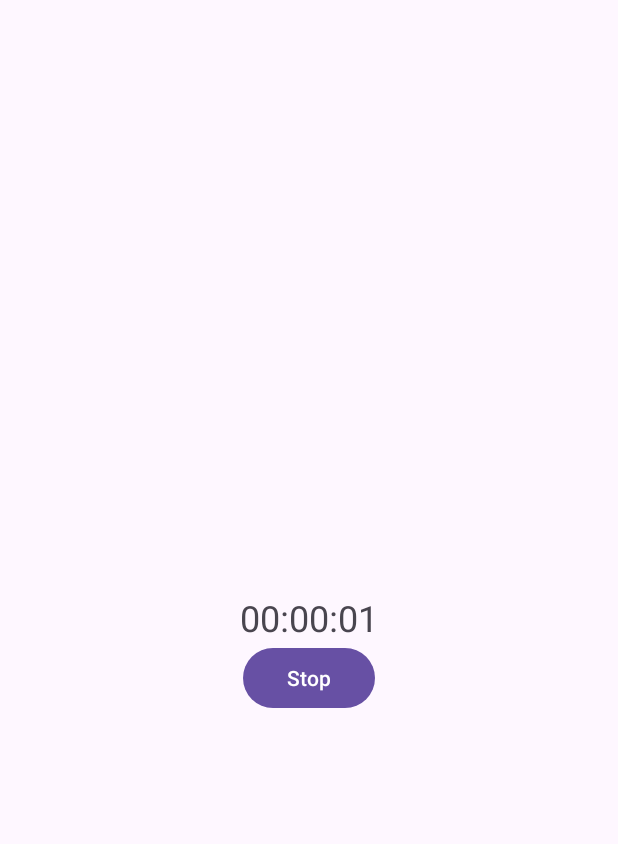
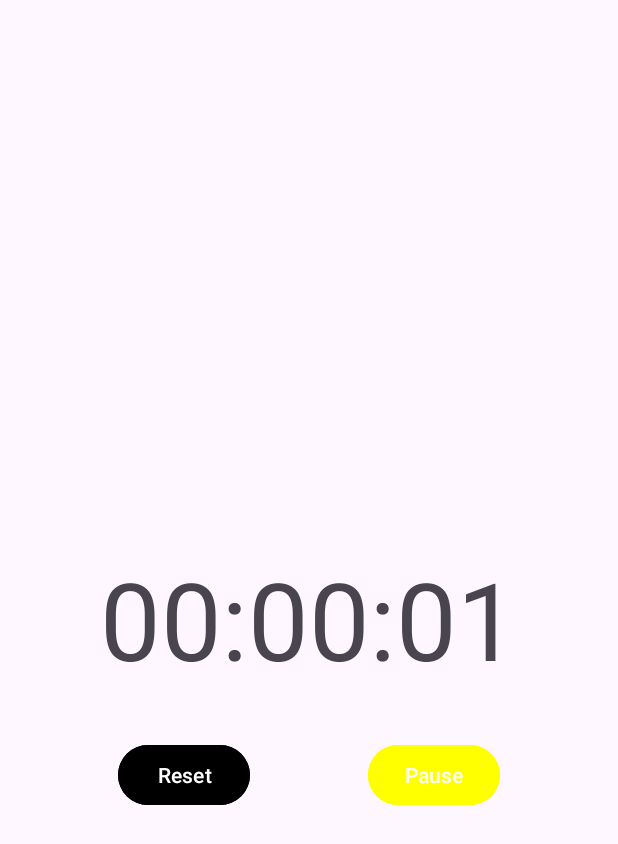
Before and after one commit to DanEnergetics/SimpleStopWatch, an Android app: the screen it shows after launch (MainActivity), after a tap on "Start", on a phone screen of 412 x 824 dp. Shown: the top 844 px of the screen. Run offline under Robolectric (Android 15) with nearby library versions, the phone set to English and light mode, and no system bars.

Commit message:
Changes in UI: * add start/pause button states (color and text changes) * introduced ConstraintLayout
Changes in Backend:
* working Stopwatch state model
* make Stopwatch.state into LiveData object
* refactoring

```diff
--- a/app/build.gradle.kts
+++ b/app/build.gradle.kts
@@ -32,6 +32,7 @@ dependencies {
 
     implementation("androidx.appcompat:appcompat:1.6.1")
     implementation("com.google.android.material:material:1.8.0")
+    implementation("androidx.lifecycle:lifecycle-extensions:2.0.0")
     implementation("androidx.constraintlayout:constraintlayout:2.1.4")
     testImplementation("junit:junit:4.13.2")
     androidTestImplementation("androidx.test.ext:junit:1.1.5")
--- a/app/src/main/java/com/example/simplestopwatch/MainActivity.java
+++ b/app/src/main/java/com/example/simplestopwatch/MainActivity.java
@@ -3,16 +3,19 @@ package com.example.simplestopwatch;
 import android.content.Intent;
 import android.os.Bundle;
 import android.os.Handler;
+import android.util.Log;
 import android.view.View;
 import android.widget.Button;
 import android.widget.TextView;
 
 import androidx.appcompat.app.AppCompatActivity;
+import androidx.lifecycle.Observer;
 
 public class MainActivity extends AppCompatActivity implements View.OnClickListener {
 
     private TextView stopwatchDisplay;
     private Button startStopButton;
+    private Button resetButton;
 
     private boolean isRunning;
     private long startTime = 0;
@@ -24,24 +27,57 @@ public class MainActivity extends AppCompatActivity implements View.OnClickListe
         setContentView(R.layout.activity_main);
 
         stopwatchDisplay = findViewById(R.id.stopwatchDisplay);
-        startStopButton = findViewById(R.id.startStopButton);
-        startStopButton.setOnClickListener(this);
+        startStopButton = findViewById(R.id.startPauseButton);
+
+        resetButton = findViewById(R.id.resetButton);
+
+        // connect button background to stopwatch running state
+        Stopwatch.getInstance().getState().observe(this, state -> {
+            switch (state) {
+                case RUNNING:
+                    Log.i("MainActivity", "Button set selected");
+                    startStopButton.setSelected(true);
+                    startStopButton.setText(R.string.pause);
+                    break;
+                case PAUSED:
+                case ZERO:
+                    Log.i("MainActivity", "Button not selected");
+                    startStopButton.setSelected(false);
+                    startStopButton.setText(R.string.start);
+                    break;
+                default:
+                    break;
+            }
+        });
+
+        // connect time display to stopwatch time
+        Stopwatch.getInstance().getFormattedTime().observe(this, time -> {
+            stopwatchDisplay.setText(time);
+        });
+
+
+        // startStopButton.setOnClickListener(this);
+        startStopButton.setOnClickListener(view -> {
+            Stopwatch.getInstance().startOrPause();
+        });
+
+        resetButton.setOnClickListener(view -> {
+            Stopwatch.getInstance().reset();
+        });
     }
 
     @Override
     public void onClick(View v) {
-        if (v.getId() == R.id.startStopButton) {
+        if (v.getId() == R.id.startPauseButton) {
             if (isRunning) {
                 // Stop the stopwatch
                 isRunning = false;
-                handler.removeCallbacks(updateTimer);
                 startStopButton.setText("Start");
                 stopStopwatchService();
             } else {
                 // Start the stopwatch
                 isRunning = true;
                 startTime = System.currentTimeMillis();
-                handler.post(updateTimer);
                 startStopButton.setText("Stop");
                 startStopwatchService();
             }
@@ -55,28 +91,9 @@ public class MainActivity extends AppCompatActivity implements View.OnClickListe
     }
 
     private void stopStopwatchService() {
+        Log.i("MainActivity", "stopStopwatchService");
         Intent intent = new Intent(this, StopwatchService.class);
         intent.setAction("STOP_STOPWATCH");
         stopService(intent);
     }
-
-    private Runnable updateTimer = new Runnable() {
-        @Override
-        public void run() {
-            long currentTime = System.currentTimeMillis();
-            long elapsedTime = currentTime - startTime;
-            int seconds = (int) (elapsedTime / 1000);
-            int minutes = seconds / 60;
-            int hours = minutes / 60;
-            seconds %= 60;
-            minutes %= 60;
-
-            String time = String.format("%02d:%02d:%02d", hours, minutes, seconds);
-            stopwatchDisplay.setText(time);
-
-            if (isRunning) {
-                handler.postDelayed(this, 1000);
-            }
-        }
-    };
 }
--- /dev/null
+++ b/app/src/main/java/com/example/simplestopwatch/Stopwatch.java
@@ -0,0 +1,108 @@
+package com.example.simplestopwatch;
+
+import androidx.lifecycle.MutableLiveData;
+
+import android.os.Handler;
+
+public final class Stopwatch {
+
+    public interface OnStateChangedListener {
+        void onChanged(State newState);
+    }
+
+    public enum State {
+        ZERO,
+        RUNNING,
+        PAUSED,
+    }
+
+    private static Stopwatch INSTANCE;
+
+    // private State state = State.ZERO;
+    private MutableLiveData<State> state = new MutableLiveData<>(State.ZERO);
+
+    private long startTime = 0;
+    private long savedTime = 0;
+
+    private MutableLiveData<String> formattedTime = new MutableLiveData<>();
+
+    private Stopwatch() {
+        savedTime = 0;
+    }
+
+    public static Stopwatch getInstance() {
+        if (INSTANCE == null) {
+            INSTANCE = new Stopwatch();
+        }
+
+        return INSTANCE;
+    }
+
+    public void start() {
+        state.postValue(State.RUNNING);
+        startTime = System.currentTimeMillis();
+        handler.post(updateNotificationTimer);
+    }
+
+    public void pause() {
+        state.postValue(State.PAUSED);
+        savedTime += System.currentTimeMillis() - startTime;
+        handler.removeCallbacks(updateNotificationTimer);
+    }
+
+    public void startOrPause() {
+        switch (state.getValue()) {
+            case RUNNING:
+                pause();
+                break;
+            case PAUSED:
+            case ZERO:
+                start();
+                break;
+            default:
+                assert false;
+        }
+    }
+
+    public void reset() {
+        state.postValue(State.ZERO);
+        formattedTime.postValue(formatTime(0));
+        savedTime = 0;
+        startTime = 0;
+        handler.removeCallbacks(updateNotificationTimer);
+    }
+
+    private Handler handler = new Handler();
+
+    private Runnable updateNotificationTimer = new Runnable() {
+        @Override
+        public void run() {
+            formattedTime.postValue(getElapsedFormattedTime());
+            handler.postDelayed(this, 1000);
+        }
+    };
+
+    private String getElapsedFormattedTime() {
+        long currentTime = System.currentTimeMillis();
+        long elapsedTime = currentTime - startTime + savedTime;
+        return formatTime(elapsedTime);
+    }
+
+    private String formatTime(long time) {
+        int seconds = (int) (time / 1000);
+        int minutes = seconds / 60;
+        int hours = minutes / 60;
+        seconds %= 60;
+        minutes %= 60;
+        return String.format("%02d:%02d:%02d", hours, minutes, seconds);
+    }
+
+    public MutableLiveData<String> getFormattedTime() {
+        return formattedTime;
+    }
+
+    public MutableLiveData<State> getState() {
+        return state;
+    }
+
+}
--- a/app/src/main/java/com/example/simplestopwatch/StopwatchService.java
+++ b/app/src/main/java/com/example/simplestopwatch/StopwatchService.java
@@ -8,13 +8,18 @@ import android.graphics.PixelFormat;
 import android.os.Build;
 import android.os.Handler;
 import android.os.IBinder;
+import android.util.Log;
 import android.view.Gravity;
 import android.view.View;
 import android.view.WindowManager;
 import android.widget.TextView;
 import android.widget.Toast;
 
-public class StopwatchService extends Service {
+import androidx.lifecycle.LifecycleOwner;
+import androidx.lifecycle.LifecycleService;
+import androidx.lifecycle.Observer;
+
+public class StopwatchService extends LifecycleService implements View.OnClickListener, View.OnLongClickListener {
 
     private Handler handler = new Handler();
     private boolean isRunning;
@@ -26,12 +31,14 @@ public class StopwatchService extends Service {
 
     @Override
     public int onStartCommand(Intent intent, int flags, int startId) {
+        Log.i("StopwatchService", "onStartCommand");
         if (intent != null && intent.getAction() != null) {
             if (intent.getAction().equals("START_STOPWATCH")) {
-                isRunning = true;
-                startTime = System.currentTimeMillis();
-                handler.post(updateNotificationTimer);
+                // isRunning = true;
+                // startTime = System.currentTimeMillis();
+                Stopwatch.getInstance().start();
                 showOverlayView();
+
             } else if (intent.getAction().equals("STOP_STOPWATCH")) {
                 isRunning = false;
                 handler.removeCallbacks(updateNotificationTimer);
@@ -39,6 +46,14 @@ public class StopwatchService extends Service {
             }
         }
         return START_STICKY;
+    }
+
+    @Override
+    public void onDestroy() {
+        // isRunning = false;
+        // handler.removeCallbacks(updateNotificationTimer);
+        Stopwatch.getInstance().reset();
+        removeOverlayView();
     }
 
     @Override
@@ -59,6 +74,17 @@ public class StopwatchService extends Service {
             // Set initial text for the stopwatch
             overlayView.setText(getFormattedTime());
 
+            final Observer<String> timeObserver = new Observer<String>() {
+                @Override
+                public void onChanged(String s) {
+                    overlayView.setText(s);
+                }
+            };
+            Stopwatch.getInstance().getFormattedTime().observe((LifecycleOwner) this, timeObserver);
+
+
+            overlayView.setOnClickListener(this);
+
             // Get the window manager service
             windowManager = (WindowManager) getSystemService(Context.WINDOW_SERVICE);
 
@@ -74,7 +100,7 @@ public class StopwatchService extends Service {
                     WindowManager.LayoutParams.WRAP_CONTENT,
                     WindowManager.LayoutParams.WRAP_CONTENT,
                     overlayType,
-                    WindowManager.LayoutParams.FLAG_NOT_FOCUSABLE | WindowManager.LayoutParams.FLAG_NOT_TOUCHABLE,
+                    WindowManager.LayoutParams.FLAG_NOT_FOCUSABLE, // | WindowManager.LayoutParams.FLAG_NOT_TOUCHABLE,
                     // Set the overlay to appear on top of other apps
                     PixelFormat.TRANSLUCENT
             );
@@ -87,9 +113,13 @@ public class StopwatchService extends Service {
 
         // Add the overlay view to the window manager
         windowManager.addView(overlayView, overlayLayoutParams);
+
+        // Update timer
+        // handler.post(updateNotificationTimer);
     }
 
     private void removeOverlayView() {
+        Log.i("StopwatchService", "removeOverlayView");
         if (overlayView != null && windowManager != null) {
             // Remove the overlay view from the window manager
             windowManager.removeView(overlayView);
@@ -102,6 +132,7 @@ public class StopwatchService extends Service {
         public void run() {
             if (isRunning) {
                 overlayView.setText(getFormattedTime());
+                handler.postDelayed(this, 1000);
             }
         }
     };
@@ -116,4 +147,27 @@ public class StopwatchService extends Service {
         minutes %= 60;
         return String.format("%02d:%02d:%02d", hours, minutes, seconds);
     }
+
+    @Override
+    public void onClick(View view) {
+        Log.i("StopwatchService", "onClick");
+        if (isRunning) {
+            // Pause the stopwatch
+            isRunning = false;
+            handler.removeCallbacks(updateNotificationTimer);
+        } else {
+            // Start the stopwatch
+            isRunning = true;
+            startTime = System.currentTimeMillis();
+            handler.post(updateNotificationTimer);
+        }
+
+        // Update the overlay view text to reflect the current state
+        overlayView.setText(getFormattedTime());
+    }
+
+    @Override
+    public boolean onLongClick(View view) {
+        return false;
+    }
 }
--- /dev/null
+++ b/app/src/main/res/color/play_pause_background.xml
@@ -0,0 +1,6 @@
+<?xml version="1.0" encoding="utf-8"?>
+<selector xmlns:android="http://schemas.android.com/apk/res/android">
+    <item android:state_selected="true" android:color="@color/yellow"/>
+    <item android:state_pressed="true" android:color="@color/black"/>
+    <item android:color="@color/green"/>
+</selector>
--- a/app/src/main/res/layout/activity_main.xml
+++ b/app/src/main/res/layout/activity_main.xml
@@ -1,6 +1,7 @@
 <!-- activity_main.xml -->
-<RelativeLayout
-    xmlns:android="http://schemas.android.com/apk/res/android"
+<androidx.constraintlayout.widget.ConstraintLayout xmlns:android="http://schemas.android.com/apk/res/android"
+    xmlns:app="http://schemas.android.com/apk/res-auto"
+    xmlns:tools="http://schemas.android.com/tools"
     android:layout_width="match_parent"
     android:layout_height="match_parent">
 
@@ -8,15 +9,37 @@
         android:id="@+id/stopwatchDisplay"
         android:layout_width="wrap_content"
         android:layout_height="wrap_content"
+        android:layout_centerInParent="true"
         android:text="00:00:00"
-        android:textSize="24sp"
-        android:layout_centerInParent="true"/>
+        android:textSize="72sp"
+        app:layout_constraintBottom_toBottomOf="parent"
+        app:layout_constraintEnd_toEndOf="parent"
+        app:layout_constraintStart_toStartOf="parent"
+        app:layout_constraintTop_toTopOf="parent" />
 
     <Button
-        android:id="@+id/startStopButton"
+        android:id="@+id/resetButton"
         android:layout_width="wrap_content"
         android:layout_height="wrap_content"
-        android:text="Start"
         android:layout_below="@id/stopwatchDisplay"
-        android:layout_centerHorizontal="true"/>
-</RelativeLayout>
+        android:layout_centerHorizontal="true"
+        android:layout_marginTop="32dp"
+        android:text="@string/reset"
+        android:backgroundTint="@color/black"
+        app:layout_constraintEnd_toStartOf="@+id/startPauseButton"
+        app:layout_constraintStart_toStartOf="parent"
+        app:layout_constraintTop_toBottomOf="@+id/stopwatchDisplay" />
+
+    <Button
+        android:id="@+id/startPauseButton"
+        android:layout_width="wrap_content"
+        android:layout_height="wrap_content"
+        android:layout_below="@id/stopwatchDisplay"
+        android:layout_centerHorizontal="true"
+        android:backgroundTint="@color/play_pause_background"
+        android:text="@string/start"
+        app:layout_constraintEnd_toEndOf="parent"
+        app:layout_constraintStart_toEndOf="@+id/resetButton"
+        app:layout_constraintTop_toTopOf="@+id/resetButton" />
+
+</androidx.constraintlayout.widget.ConstraintLayout>
--- a/app/src/main/res/values/colors.xml
+++ b/app/src/main/res/values/colors.xml
@@ -2,4 +2,7 @@
 <resources>
     <color name="black">#FF000000</color>
     <color name="white">#FFFFFFFF</color>
+    <color name="green">#FF009900</color>
+    <color name="red">#FF990000</color>
+    <color name="yellow">#FFFFFF00</color>
 </resources>
--- a/app/src/main/res/values/strings.xml
+++ b/app/src/main/res/values/strings.xml
@@ -1,3 +1,6 @@
 <resources>
     <string name="app_name">SimpleStopWatch</string>
+    <string name="start">Start</string>
+    <string name="pause">Pause</string>
+    <string name="reset">Reset</string>
 </resources>
```
